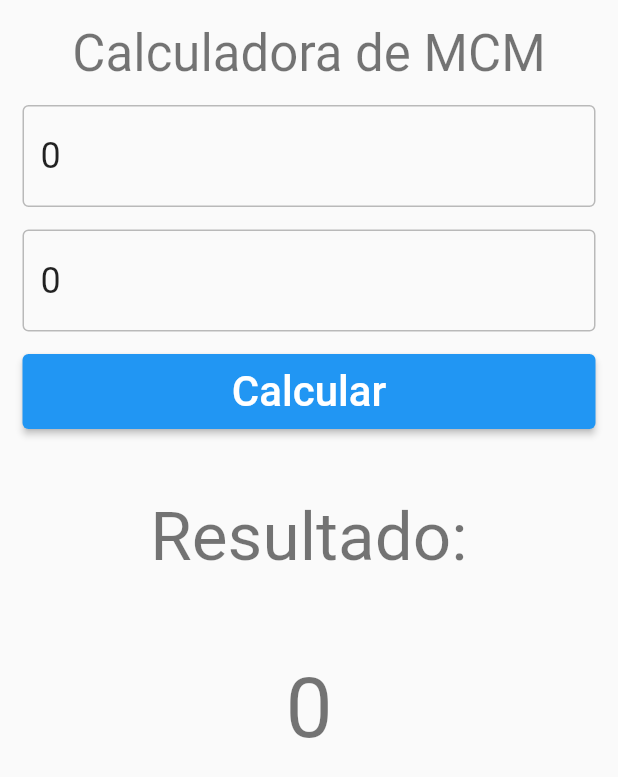
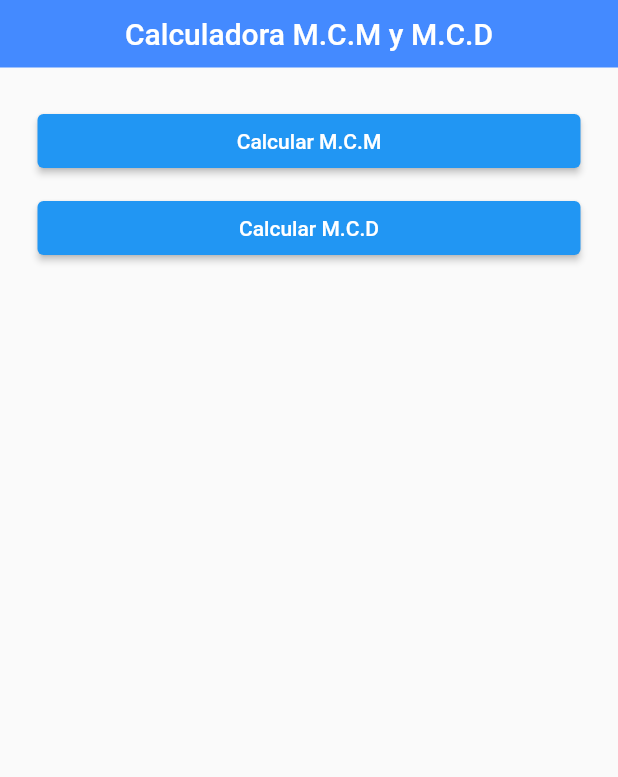
Before and after one commit to colocaps/mcm_mcd_calculator_flutter, a Flutter app: the screen it shows after launch, on a phone screen of 412 x 824 dp. Shown: the top 777 px of the screen. Run offline on Flutter 3.47's test engine with Material 2 defaults, Android fonts, the light colour scheme and no system bars; our stand-ins replace get_it, shared_preferences; generated files the repository leaves out were written again.

Commit message:
added cmc page

```diff
--- a/lib/features/home_module.dart
+++ b/lib/features/home_module.dart
@@ -1,6 +1,7 @@
 import 'package:core/core.dart';
 import 'package:flutter/material.dart';
 import 'package:multiplos_y_divisores/pages/home_page.dart';
+import 'package:multiplos_y_divisores/pages/mcm_page.dart';
 
 abstract class HomeModule {
   static late final NavigationManager _navigationManager;
@@ -11,10 +12,13 @@ abstract class HomeModule {
   }
 
   static const String homeRoute = '/home';
+  static const String mcmRoute = '/mcm-route';
+  static const String mcdRoute = '/mcd_route';
 
   static Map<String, WidgetBuilder> generateRoutes() {
     return {
       homeRoute: (context) => const HomePage(),
+      mcmRoute: (context) => const McmPage(),
     };
   }
 
@@ -29,4 +33,16 @@ abstract class HomeModule {
       args: args,
     );
   }
+
+  static Future<T?> navigateToMcmPage<T, TArgs>(
+    BuildContext context,
+    TArgs args,
+  ) {
+    return _navigationManager.pushNamedAndRemoveUntil(
+      context,
+      mcmRoute,
+      (mcmRoute) => false,
+      args: args,
+    );
+  }
 }
--- /dev/null
+++ b/lib/features/home_module/presentation/home_component.dart
@@ -0,0 +1,33 @@
+import 'package:core/core.dart';
+import 'package:flutter/material.dart';
+import 'package:multiplos_y_divisores/features/home_module.dart';
+
+class HomeComponent extends StatelessWidget {
+  const HomeComponent({Key? key}) : super(key: key);
+
+  @override
+  Widget build(BuildContext context) {
+    List calculesList = [
+      'Calcular M.C.M',
+      'Calcular M.C.D',
+    ];
+
+    return Container(
+      padding: const EdgeInsets.all(20),
+      child: ListView.builder(
+        itemCount: calculesList.length,
+        itemBuilder: (context, index) => Container(
+          padding: const EdgeInsets.all(5),
+          child: CustomElevatedButton(
+            label: calculesList[index],
+            onTap: () {
+              if (index == 0) {
+                HomeModule.navigateToMcmPage(context, '');
+              }
+            },
+          ),
+        ),
+      ),
+    );
+  }
+}
--- a/lib/features/mcm_mcd_calculator/presentation/mcm_mcd_calculator_component.dart
+++ b/lib/features/mcm_calculator/presentation/mcm_calculator_component.dart
@@ -2,12 +2,11 @@ import 'package:core/core.dart';
 import 'package:flutter/material.dart';
 import 'package:flutter/services.dart';
 
-class McmMcdCalculatorComponent extends StatefulWidget {
-  const McmMcdCalculatorComponent({Key? key}) : super(key: key);
+class McmCalculatorComponent extends StatefulWidget {
+  const McmCalculatorComponent({Key? key}) : super(key: key);
 
   @override
-  State<McmMcdCalculatorComponent> createState() =>
-      _McmMcdCalculatorComponentState();
+  State<McmCalculatorComponent> createState() => _McmCalculatorComponentState();
 }
 
 String result = '0';
@@ -19,7 +18,7 @@ final TextEditingController secondNumberController = TextEditingController();
 final FocusNode focusNodeFirst = FocusNode();
 final FocusNode focusNodeSecond = FocusNode();
 
-class _McmMcdCalculatorComponentState extends State<McmMcdCalculatorComponent> {
+class _McmCalculatorComponentState extends State<McmCalculatorComponent> {
   @override
   void initState() {
     firstNumberController.text = initialFirstValue.toString();
--- a/lib/ioc_manager.dart
+++ b/lib/ioc_manager.dart
@@ -4,5 +4,8 @@ abstract class IoCManager {
   static late InjectorContainer injector;
   static void registerDependencies() {
     injector = InjectorContainer.register(GetItInjector());
+
+    injector.registerLazySingleton<NavigationManager>(
+        () => NavigationManagerImpl());
   }
 }
--- a/lib/main.dart
+++ b/lib/main.dart
@@ -1,5 +1,6 @@
 import 'package:flutter/material.dart';
 import 'package:flutter/services.dart';
+import 'package:multiplos_y_divisores/features/home_module.dart';
 
 import 'application/application.dart';
 import 'ioc_manager.dart';
@@ -17,4 +18,5 @@ void main() async {
 
 Future<void> _registerDependencies() async {
   IoCManager.registerDependencies();
+  HomeModule.registerDependencies();
 }
--- a/lib/pages/home_page.dart
+++ b/lib/pages/home_page.dart
@@ -1,16 +1,27 @@
 import 'package:flutter/material.dart';
-import 'package:multiplos_y_divisores/features/mcm_mcd_calculator/presentation/mcm_mcd_calculator_component.dart';
+import 'package:multiplos_y_divisores/features/home_module/presentation/home_component.dart';
 
 class HomePage extends StatelessWidget {
   const HomePage({Key? key}) : super(key: key);
 
   @override
   Widget build(BuildContext context) {
-    return const Scaffold(
+    return Scaffold(
       resizeToAvoidBottomInset: false,
-      body: SafeArea(
+      appBar: AppBar(
+        toolbarHeight: 45,
+        elevation: 0,
+        backgroundColor: Colors.blueAccent,
+        title: const Center(
+          child: Text(
+            'Calculadora M.C.M y M.C.D',
+          ),
+        ),
+        // centerTitle: centerTitle,
+      ),
+      body: const SafeArea(
         child: Center(
-          child: McmMcdCalculatorComponent(),
+          child: HomeComponent(),
         ),
       ),
     );
```
Also changed, not shown: lib/pages/mcm_page.dart (added, +28 -0 lines).
